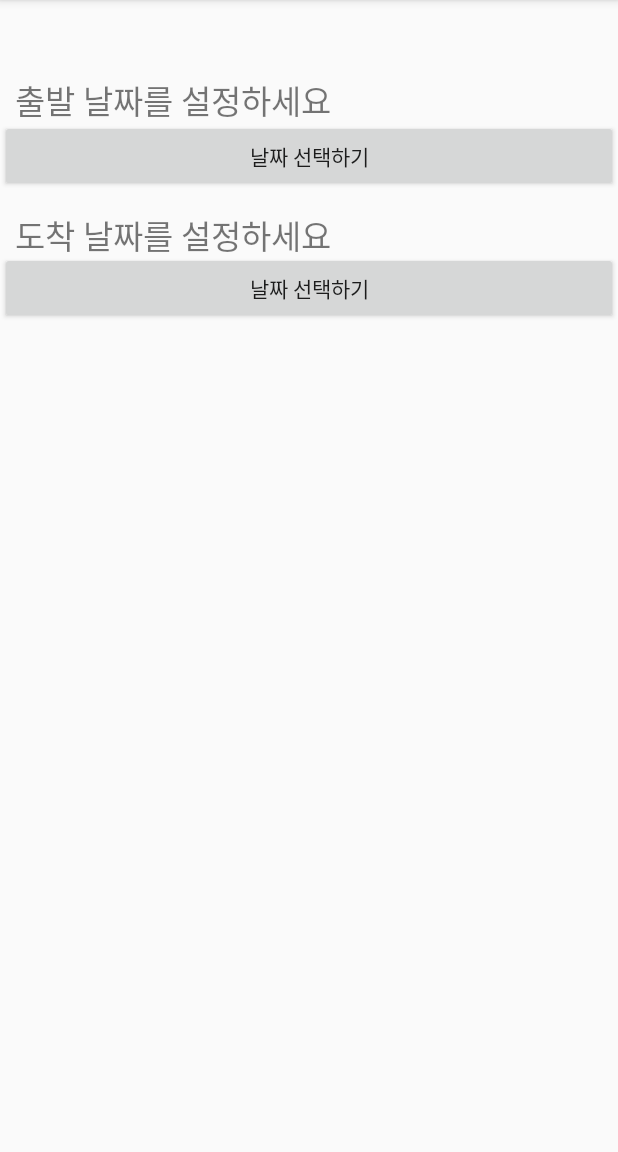
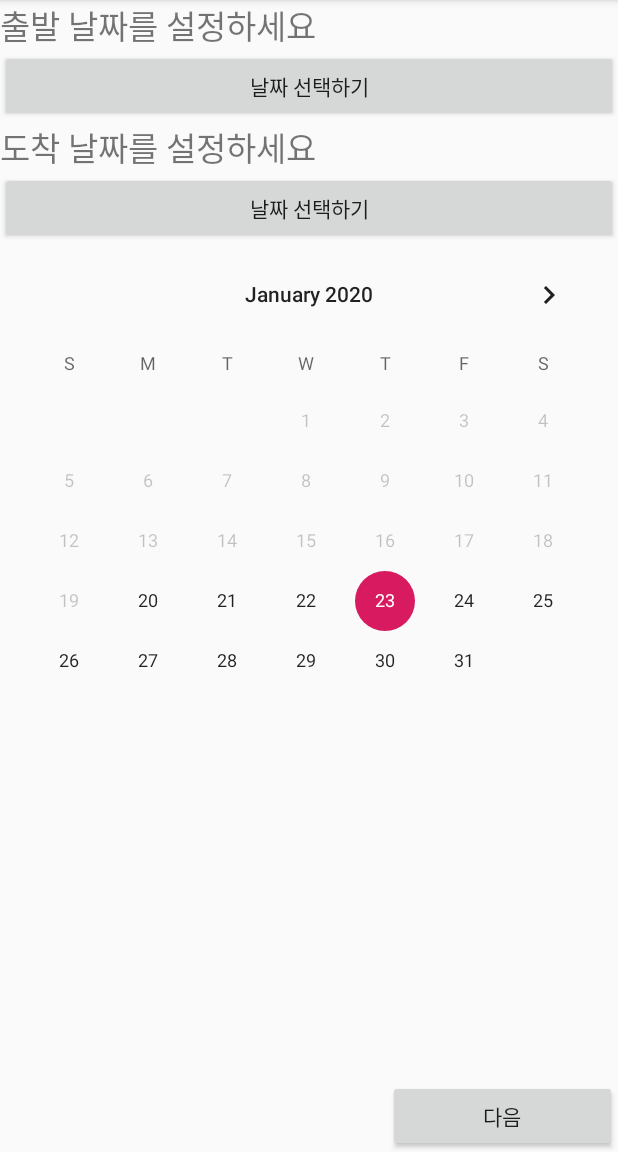
Before and after one commit to Kimnaram/Along-The-Road, an Android app: the dayselectActivity screen opened directly, with no data from a screen before it, on a phone screen of 412 x 824 dp, the part 84-1236 px from its top. Run offline under Robolectric (Android 15) with nearby library versions, the phone set to English and light mode, and no system bars; 1 statement that could not run was skipped.

Commit message:
여행 기간 선택하기 화면 수정중_200123

```diff
--- a/app/src/main/java/com/example/along_the_road/dayselectActivity.java
+++ b/app/src/main/java/com/example/along_the_road/dayselectActivity.java
@@ -7,8 +7,10 @@ import android.content.Intent;
 import android.os.Bundle;
 import android.view.View;
 import android.widget.Button;
+import android.widget.CalendarView;
 import android.widget.DatePicker;
 import android.widget.TextView;
+import android.widget.Toast;
 
 public class dayselectActivity extends AppCompatActivity {
 
@@ -26,11 +28,43 @@ public class dayselectActivity extends AppCompatActivity {
         this.InitializesListener();
         this.InitializeaListener();
 
-//        TextView tx1 = (TextView)findViewById(R.id.city);
+        Intent intent = getIntent();
+        final String city = intent.getExtras().getString("city");
+        final Button next_btn = (Button)findViewById(R.id.next);
+        final Button start_btn = (Button)findViewById(R.id.startdate_btn);
+        final Button arrive_btn = (Button)findViewById(R.id.arrivedate_btn);
 
-//        Intent intent = getIntent();
-//        String city = intent.getExtras().getString("city");
-//        tx1.setText(city);
+        final String start_date = start_btn.getText().toString();
+        final String arrive_date = arrive_btn.getText().toString();
+
+       //CalendarView 인스턴스 만들기
+       CalendarView calendar = (CalendarView)findViewById(R.id.calendar);
+
+       //리스너 등록
+       calendar.setOnDateChangeListener(new CalendarView.OnDateChangeListener() {
+
+           @Override
+           public void onSelectedDayChange(CalendarView view, int year, int month, int dayOfMonth) {
+
+               // TODO Auto-generated method stub
+               String start_day = year + "-" + month+1 + "-" + dayOfMonth;
+               Toast.makeText(dayselectActivity.this, year+"-"+(month+1)+"-"+dayOfMonth, Toast.LENGTH_SHORT).show();
+           }
+       });
+
+        next_btn.setOnClickListener(new View.OnClickListener() {
+           @Override
+           public void onClick(View view) {
+               Intent intent = new Intent(getApplicationContext(), hotelselectActivity.class);
+
+               intent.putExtra("city", city);
+               intent.putExtra("s_date ", start_date);
+               intent.putExtra("a_date", arrive_date);
+
+               startActivity(intent);
+           }
+       });
+
     }
 
     public void InitiallizeView() {
--- a/app/src/main/res/layout/activity_dayselect.xml
+++ b/app/src/main/res/layout/activity_dayselect.xml
@@ -1,17 +1,16 @@
 <?xml version="1.0" encoding="utf-8"?>
-<AbsoluteLayout xmlns:android="http://schemas.android.com/apk/res/android"
+<LinearLayout xmlns:android="http://schemas.android.com/apk/res/android"
     xmlns:app="http://schemas.android.com/apk/res-auto"
     xmlns:tools="http://schemas.android.com/tools"
     android:layout_width="match_parent"
     android:layout_height="match_parent"
+    android:orientation="vertical"
     tools:context=".dayselectActivity">
 
     <TextView
         android:id="@+id/startdate"
         android:layout_width="wrap_content"
         android:layout_height="wrap_content"
-        android:layout_x="10dp"
-        android:layout_y="50dp"
         android:text="출발 날짜를 설정하세요"
         android:textSize="10pt" />
 
@@ -19,8 +18,6 @@
         android:id="@+id/startdate_btn"
         android:layout_width="match_parent"
         android:layout_height="wrap_content"
-        android:layout_x="0dp"
-        android:layout_y="80dp"
         android:onClick="OnsclickHandler"
         android:text="날짜 선택하기" />
 
@@ -28,8 +25,6 @@
         android:id="@+id/arrivedate"
         android:layout_width="wrap_content"
         android:layout_height="wrap_content"
-        android:layout_x="10dp"
-        android:layout_y="140dp"
         android:textSize="10pt"
         android:text="도착 날짜를 설정하세요" />
 
@@ -37,9 +32,33 @@
         android:id="@+id/arrivedate_btn"
         android:layout_width="match_parent"
         android:layout_height="wrap_content"
-        android:layout_x="0dp"
-        android:layout_y="168dp"
         android:onClick="OnaclickHandler"
         android:text="날짜 선택하기" />
 
-</AbsoluteLayout>
+    <CalendarView
+        android:id="@+id/calendar"
+        android:layout_width="match_parent"
+        android:layout_height="0px"
+        android:minDate="01/20/2020"
+        android:maxDate="05/31/2020"
+        android:layout_weight="1" />
+
+    <TableLayout
+        android:layout_width="match_parent"
+        android:layout_height="wrap_content"
+        android:stretchColumns="*">
+
+        <TableRow>
+
+            <Button
+                android:id="@+id/next"
+                android:layout_width="wrap_content"
+                android:layout_height="wrap_content"
+                android:layout_column="4"
+                android:text="다음"/>
+
+        </TableRow>
+
+    </TableLayout>
+
+</LinearLayout>
```
Also changed, not shown: app/src/main/AndroidManifest.xml (+4 -3 lines), app/src/main/java/com/example/along_the_road/hotelselectActivity.java (added, +14 -0 lines), app/src/main/res/layout/activity_hotel.xml (added, +32 -0 lines).
